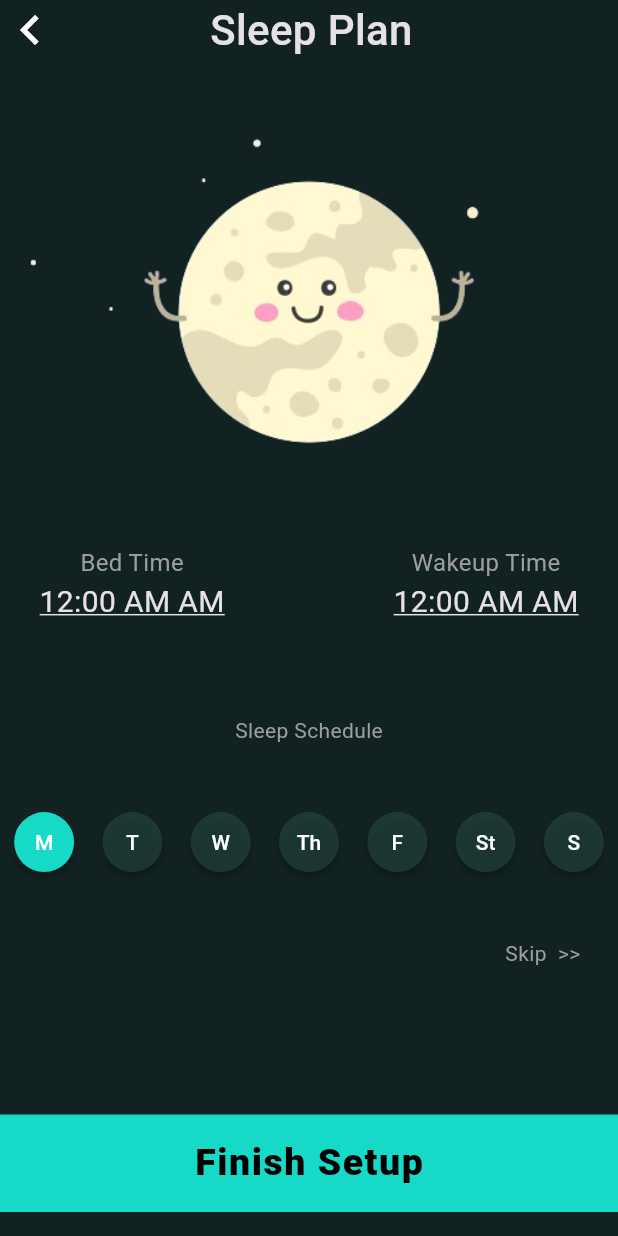
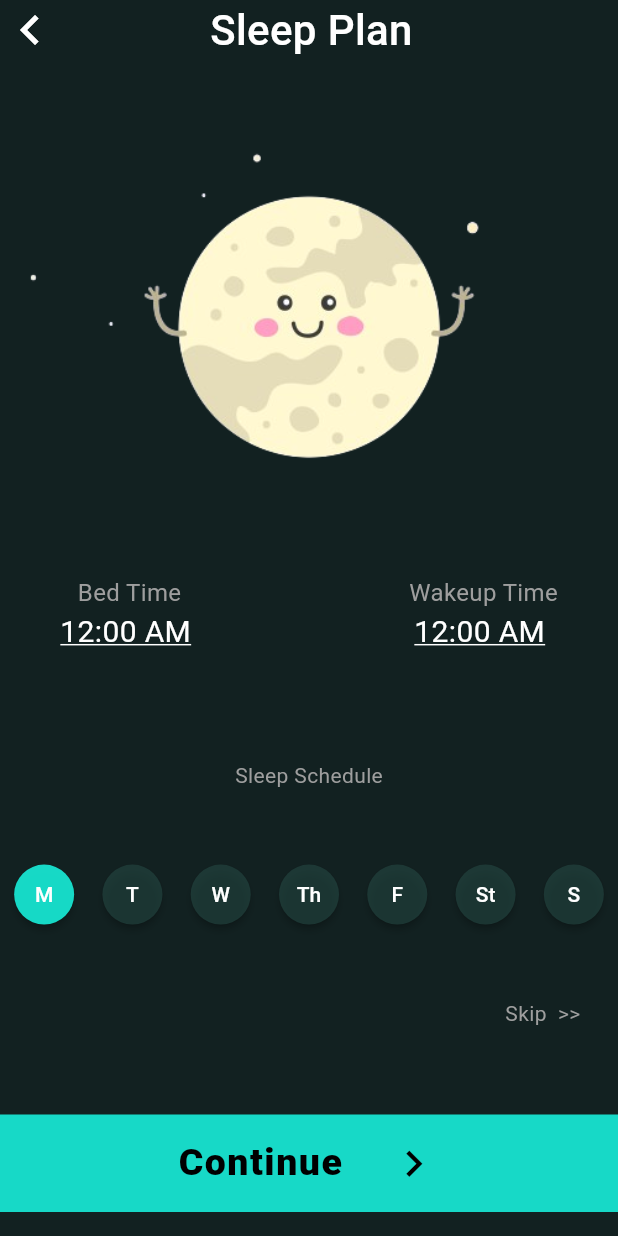
Before and after one commit to Diffins-Solutions/health_companion_app, a Flutter app: the WeightScreen screen opened by its route, after a tap on "Continue", on a phone screen of 412 x 824 dp. Run offline on Flutter 3.47's test engine with Material 3 defaults, Android fonts, the phone set to English and light mode, and no system bars; our stand-ins replace font_awesome_flutter; missing offline and left inert: ruler_picker_bn; Roboto replaces fonts that are missing (fonts/NunitoSans).

Commit message:
Add check for the OS type

```diff
--- a/lib/main.dart
+++ b/lib/main.dart
@@ -14,7 +14,9 @@ class MyHealthApp extends StatelessWidget {
   @override
   Widget build(BuildContext context) {
     return MaterialApp(
-        theme: ThemeData.dark(),
+        theme: ThemeData.dark().copyWith(
+          textTheme: Typography().white.apply(fontFamily: 'fonts/NunitoSans'),
+        ),
         initialRoute: WelcomeScreen.id,
         routes: {
           WelcomeScreen.id: (context) => WelcomeScreen(),
--- a/lib/screens/onboarding/daily_move_goal.dart
+++ b/lib/screens/onboarding/daily_move_goal.dart
@@ -119,10 +119,9 @@ class _DailyMoveGoalsState extends State<DailyMoveGoal> {
               ],
             ),
             CustomFlatButton(
-              label: 'Continue',
+              label: 'Finish Setup',
               color: kLightGreen,
               onPressed: () {},
-              icon: Icons.navigate_next,
             ),
           ],
         ),
--- a/lib/screens/onboarding/sleep_schedule_screen.dart
+++ b/lib/screens/onboarding/sleep_schedule_screen.dart
@@ -3,6 +3,7 @@ import 'package:health_companion_app/models/weekly_sleep_plan.dart';
 import 'package:health_companion_app/screens/onboarding/daily_move_goal.dart';
 import 'package:health_companion_app/utils/constants.dart';
 import 'package:health_companion_app/widgets/custom_flat_button.dart';
+import 'package:health_companion_app/utils/os_utils.dart';
 
 class SleepScheduleScreen extends StatefulWidget {
   static String id = 'sleep_schedule_screen';
@@ -18,7 +19,11 @@ class _SleepScheduleScreenState extends State<SleepScheduleScreen> {
   TimeOfDay? bedTime = TimeOfDay(hour: 00, minute: 00);
 
   String getTimeOfDay(int hours) {
-    return hours - 12 < 0 ? 'AM' : 'PM';
+    return OSUtils.isIOS()
+        ? hours - 12 < 0
+            ? 'AM'
+            : 'PM'
+        : '';
   }
 
   String getSelectedTimeString(TimeOfDay? selectedTime) {
@@ -30,8 +35,10 @@ class _SleepScheduleScreenState extends State<SleepScheduleScreen> {
     }
   }
 
-  void updateWeeklyTimePlan(bool isWakeupTime, TimeOfDay? time){
-    isWakeupTime ? weeklySleepPlan.setWakeupTimeForTheDay(selectedDay, time) : weeklySleepPlan.setSleepTimeForTheDay(selectedDay, time);
+  void updateWeeklyTimePlan(bool isWakeupTime, TimeOfDay? time) {
+    isWakeupTime
+        ? weeklySleepPlan.setWakeupTimeForTheDay(selectedDay, time)
+        : weeklySleepPlan.setSleepTimeForTheDay(selectedDay, time);
   }
 
   @override
@@ -163,8 +170,9 @@ class _SleepScheduleScreenState extends State<SleepScheduleScreen> {
                               });
                             },
                             child: Text(dailyPlan.day),
-                            color:
-                                selectedDay == dailyPlan.day ? kLightGreen : kDarkGreen,
+                            color: selectedDay == dailyPlan.day
+                                ? kLightGreen
+                                : kDarkGreen,
                             padding: EdgeInsets.all(10),
                             shape: CircleBorder(),
                           ),
@@ -193,19 +201,20 @@ class _SleepScheduleScreenState extends State<SleepScheduleScreen> {
               ),
             ),
             SizedBox(
-              height: 80,
+              height: OSUtils.isAndroid() ? 30 : 80,
             ),
             CustomFlatButton(
-              label: 'Finish Setup',
+              label: 'Continue',
               color: kLightGreen,
               onPressed: () {
-                for (var plan in weeklySleepPlan.weeklySleepPlan){
+                for (var plan in weeklySleepPlan.weeklySleepPlan) {
                   print(plan.day);
                   print(plan.getWakeupTime());
                   print(plan.getSleepTime());
                 }
                 Navigator.pushNamed(context, DailyMoveGoal.id);
               },
+              icon: Icons.navigate_next,
             ),
           ],
         ),
--- a/lib/screens/onboarding/weight_screen.dart
+++ b/lib/screens/onboarding/weight_screen.dart
@@ -1,10 +1,8 @@
 import 'package:flutter/material.dart';
 import 'package:health_companion_app/screens/onboarding/sleep_schedule_screen.dart';
 import 'package:health_companion_app/utils/constants.dart';
-import 'package:health_companion_app/utils/enums.dart';
-import 'package:health_companion_app/widgets/custom_card.dart';
 import 'package:ruler_picker_bn/ruler_picker_bn.dart';
-
+import 'package:health_companion_app/utils/os_utils.dart';
 import '../../widgets/custom_flat_button.dart';
 
 class WeightScreen extends StatefulWidget {
@@ -36,12 +34,11 @@ class _WeightScreenState extends State<WeightScreen> {
                   onTap: () => Navigator.pop(context),
                 ),
                 SizedBox(
-                  width: 30,
+                  width: OSUtils.isAndroid() ? 10 : 30,
                 ),
                 Text(
                   'How much do you weigh ?',
-                  style: TextStyle(
-                      fontSize: 28, fontWeight: FontWeight.w500),
+                  style: TextStyle(fontSize: 28, fontWeight: FontWeight.w500),
                 ),
               ],
             ),
--- /dev/null
+++ b/lib/utils/os_utils.dart
@@ -0,0 +1,23 @@
+import 'dart:io';
+
+class OSUtils {
+  static bool isAndroid() {
+    return Platform.isAndroid;
+  }
+
+  static bool isIOS() {
+    return Platform.isIOS;
+  }
+
+  static bool isWindows() {
+    return Platform.isWindows;
+  }
+
+  static bool isMacOS() {
+    return Platform.isMacOS;
+  }
+
+  static bool isLinux() {
+    return Platform.isLinux;
+  }
+}
```
Also changed, not shown: pubspec.yaml (+4 -21 lines), fonts/NunitoSans.ttf (added), pubspec.lock (deleted).
